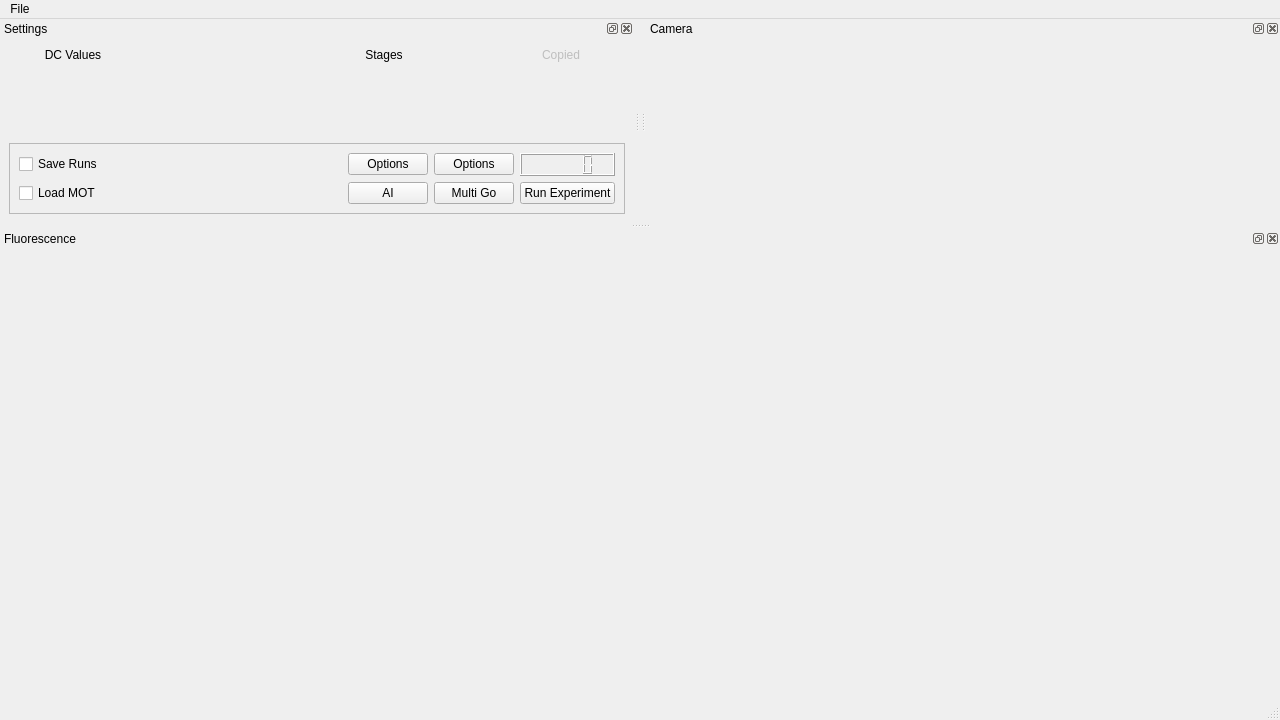
The window that gui.ui (hoogeroo/RbSetup2) describes before a commit, drawn with Qt 5.
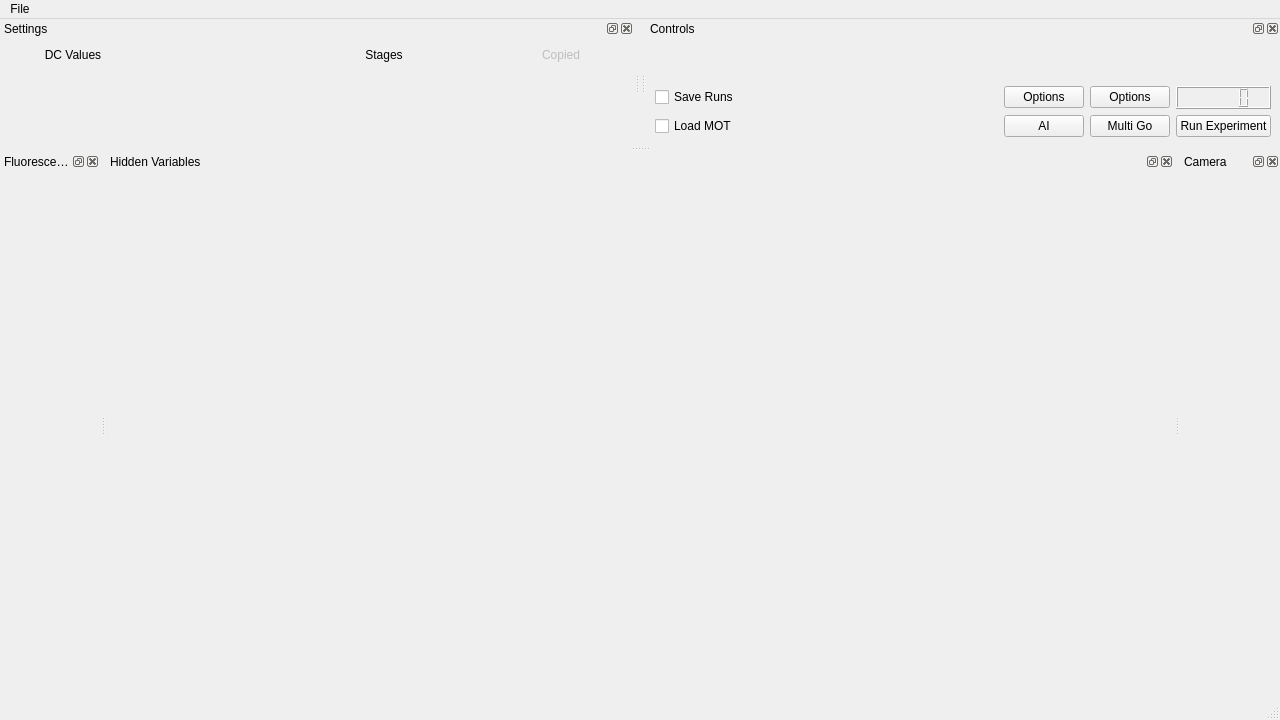
The same window after the commit. Icons and pictures are not drawn.

Commit message: add hidden variables

Diff of the .ui file:
```diff
--- a/gui.ui
+++ b/gui.ui
@@ -47,15 +47,107 @@
     <bool>true</bool>
    </property>
   </widget>
-  <widget class="QDockWidget" name="camera_dock">
+  <widget class="QDockWidget" name="controls_dock">
    <property name="windowTitle">
-    <string>Camera</string>
+    <string>Controls</string>
    </property>
    <attribute name="dockWidgetArea">
     <number>2</number>
    </attribute>
-   <widget class="QWidget" name="camera_widget">
-    <layout class="QGridLayout" name="camera_grid"/>
+   <widget class="QWidget" name="controls_widget">
+    <layout class="QGridLayout" name="camera_grid">
+     <item row="4" column="0">
+      <widget class="QCheckBox" name="load_mot">
+       <property name="text">
+        <string>Load MOT</string>
+       </property>
+      </widget>
+     </item>
+     <item row="1" column="3">
+      <widget class="QPushButton" name="ai_options">
+       <property name="text">
+        <string>Options</string>
+       </property>
+      </widget>
+     </item>
+     <item row="4" column="3">
+      <widget class="QPushButton" name="ai">
+       <property name="text">
+        <string>AI</string>
+       </property>
+      </widget>
+     </item>
+     <item row="4" column="4">
+      <widget class="QPushButton" name="multigo">
+       <property name="text">
+        <string>Multi Go</string>
+       </property>
+      </widget>
+     </item>
+     <item row="1" column="4">
+      <widget class="QPushButton" name="multigo_options">
+       <property name="text">
+        <string>Options</string>
+       </property>
+      </widget>
+     </item>
+     <item row="0" column="3">
+      <spacer name="verticalSpacer">
+       <property name="orientation">
+        <enum>Qt::Orientation::Vertical</enum>
+       </property>
+       <property name="sizeHint" stdset="0">
+        <size>
+         <width>20</width>
+         <height>40</height>
+        </size>
+       </property>
+      </spacer>
+     </item>
+     <item row="1" column="0">
+      <widget class="QCheckBox" name="save_runs">
+       <property name="text">
+        <string>Save Runs</string>
+       </property>
+      </widget>
+     </item>
+     <item row="1" column="5">
+      <widget class="QLCDNumber" name="fluorescence">
+       <property name="maximumSize">
+        <size>
+         <width>128</width>
+         <height>16777215</height>
+        </size>
+       </property>
+      </widget>
+     </item>
+     <item row="4" column="5">
+      <widget class="QPushButton" name="run_experiment">
+       <property name="maximumSize">
+        <size>
+         <width>128</width>
+         <height>16777215</height>
+        </size>
+       </property>
+       <property name="text">
+        <string>Run Experiment</string>
+       </property>
+      </widget>
+     </item>
+     <item row="4" column="2">
+      <spacer name="spacer_2">
+       <property name="orientation">
+        <enum>Qt::Orientation::Horizontal</enum>
+       </property>
+       <property name="sizeHint" stdset="0">
+        <size>
+         <width>40</width>
+         <height>20</height>
+        </size>
+       </property>
+      </spacer>
+     </item>
+    </layout>
    </widget>
   </widget>
   <widget class="QDockWidget" name="settings_dock">
@@ -207,102 +299,6 @@
      <item row="2" column="6">
       <layout class="QVBoxLayout" name="copied_container"/>
      </item>
-     <item row="3" column="3" colspan="4">
-      <widget class="QFrame" name="frame">
-       <property name="minimumSize">
-        <size>
-         <width>0</width>
-         <height>0</height>
-        </size>
-       </property>
-       <property name="frameShape">
-        <enum>QFrame::StyledPanel</enum>
-       </property>
-       <property name="frameShadow">
-        <enum>QFrame::Raised</enum>
-       </property>
-       <layout class="QGridLayout" name="gridLayout_2">
-        <item row="0" column="5">
-         <widget class="QPushButton" name="multigo_options">
-          <property name="text">
-           <string>Options</string>
-          </property>
-         </widget>
-        </item>
-        <item row="1" column="2">
-         <spacer name="spacer_2">
-          <property name="orientation">
-           <enum>Qt::Horizontal</enum>
-          </property>
-          <property name="sizeHint" stdset="0">
-           <size>
-            <width>40</width>
-            <height>20</height>
-           </size>
-          </property>
-         </spacer>
-        </item>
-        <item row="1" column="6">
-         <widget class="QPushButton" name="run_experiment">
-          <property name="maximumSize">
-           <size>
-            <width>128</width>
-            <height>16777215</height>
-           </size>
-          </property>
-          <property name="text">
-           <string>Run Experiment</string>
-          </property>
-         </widget>
-        </item>
-        <item row="1" column="5">
-         <widget class="QPushButton" name="multigo">
-          <property name="text">
-           <string>Multi Go</string>
-          </property>
-         </widget>
-        </item>
-        <item row="1" column="0">
-         <widget class="QCheckBox" name="load_mot">
-          <property name="text">
-           <string>Load MOT</string>
-          </property>
-         </widget>
-        </item>
-        <item row="0" column="0">
-         <widget class="QCheckBox" name="save_runs">
-          <property name="text">
-           <string>Save Runs</string>
-          </property>
-         </widget>
-        </item>
-        <item row="1" column="4">
-         <widget class="QPushButton" name="ai">
-          <property name="text">
-           <string>AI</string>
-          </property>
-         </widget>
-        </item>
-        <item row="0" column="4">
-         <widget class="QPushButton" name="ai_options">
-          <property name="text">
-           <string>Options</string>
-          </property>
-         </widget>
-        </item>
-        <item row="0" column="6">
-         <widget class="QLCDNumber" name="fluorescence">
-          <property name="maximumSize">
-           <size>
-            <width>128</width>
-            <height>16777215</height>
-           </size>
-          </property>
-         </widget>
-        </item>
-       </layout>
-      </widget>
-     </item>
     </layout>
    </widget>
   </widget>
@@ -320,6 +316,45 @@
     <layout class="QGridLayout" name="fluorescence_grid"/>
    </widget>
   </widget>
+  <widget class="QDockWidget" name="hidden_dock">
+   <property name="windowTitle">
+    <string>Hidden Variables</string>
+   </property>
+   <attribute name="dockWidgetArea">
+    <number>8</number>
+   </attribute>
+   <widget class="QWidget" name="hidden_widget">
+    <layout class="QHBoxLayout" name="horizontalLayout">
+     <item>
+      <layout class="QFormLayout" name="hidden_form"/>
+     </item>
+     <item>
+      <spacer name="spacer_3">
+       <property name="orientation">
+        <enum>Qt::Orientation::Horizontal</enum>
+       </property>
+       <property name="sizeHint" stdset="0">
+        <size>
+         <width>600</width>
+         <height>20</height>
+        </size>
+       </property>
+      </spacer>
+     </item>
+    </layout>
+   </widget>
+  </widget>
+  <widget class="QDockWidget" name="camera_dock">
+   <property name="windowTitle">
+    <string>Camera</string>
+   </property>
+   <attribute name="dockWidgetArea">
+    <number>8</number>
+   </attribute>
+   <widget class="QWidget" name="camera_widget">
+    <layout class="QGridLayout" name="gridLayout_3"/>
+   </widget>
+  </widget>
   <action name="action_save">
    <property name="icon">
     <iconset theme="document-save">
```
Left out of the diff: 24 changed lines with no effect on the pictures. The commit also changes 8 other files.
